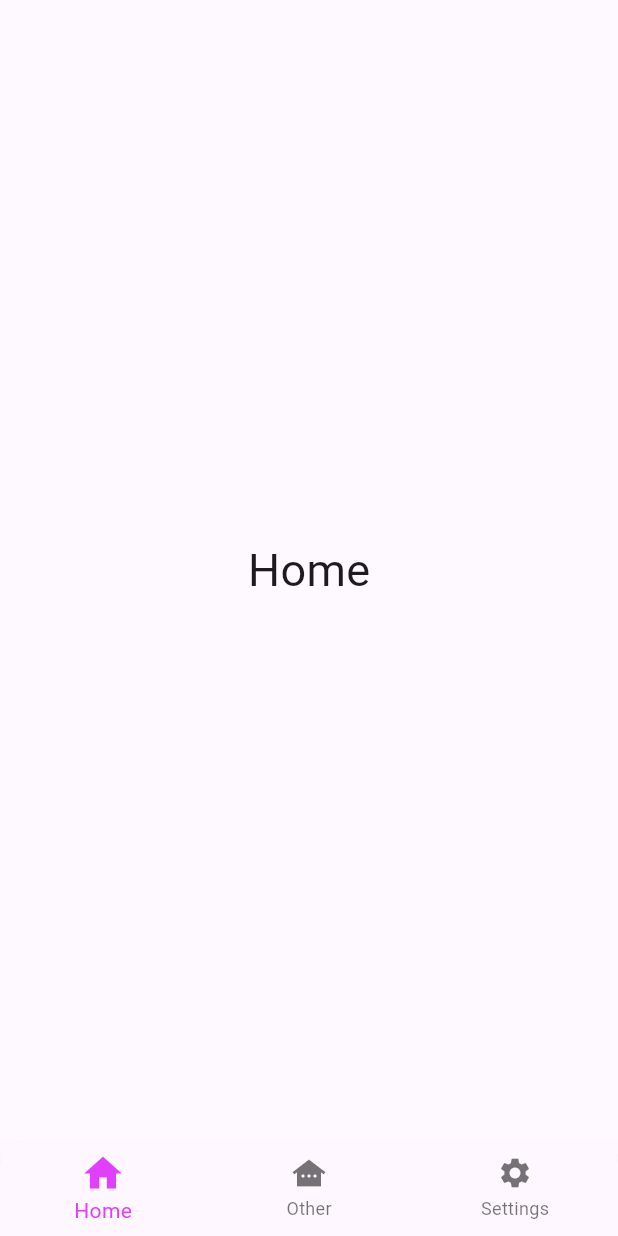
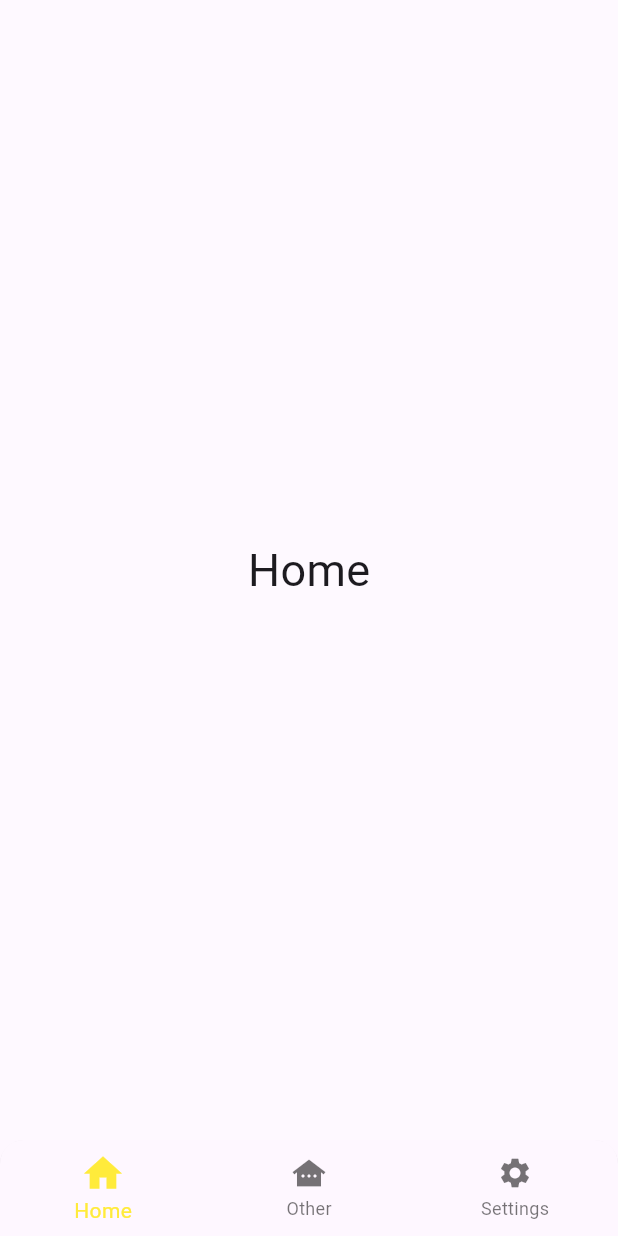
Before and after one commit to EuanScott/project-tweety, a Flutter app: the screen it shows after launch, on a phone screen of 412 x 824 dp. Run offline on Flutter 3.47's test engine with Material 3 defaults, Android fonts, the light colour scheme and no system bars.

Commit message:
General enhancement
- Removed github workflow (to be added later when value determined)
- Updated app colour

```diff
--- a/project_tweety/lib/main.dart
+++ b/project_tweety/lib/main.dart
@@ -62,8 +62,8 @@
         ),
         child: BottomNavigationBar(
             currentIndex: _selectedIndex,
-            selectedIconTheme: const IconThemeData(color: Colors.purpleAccent, size: 30),
-            selectedItemColor: Colors.purpleAccent,
+            selectedIconTheme: const IconThemeData(color: Colors.yellow, size: 30),
+            selectedItemColor: Colors.yellow,
             onTap: _selectScreen,
             items: [
               for (var element in _screens)
```
Also changed, not shown: 1 other file.
